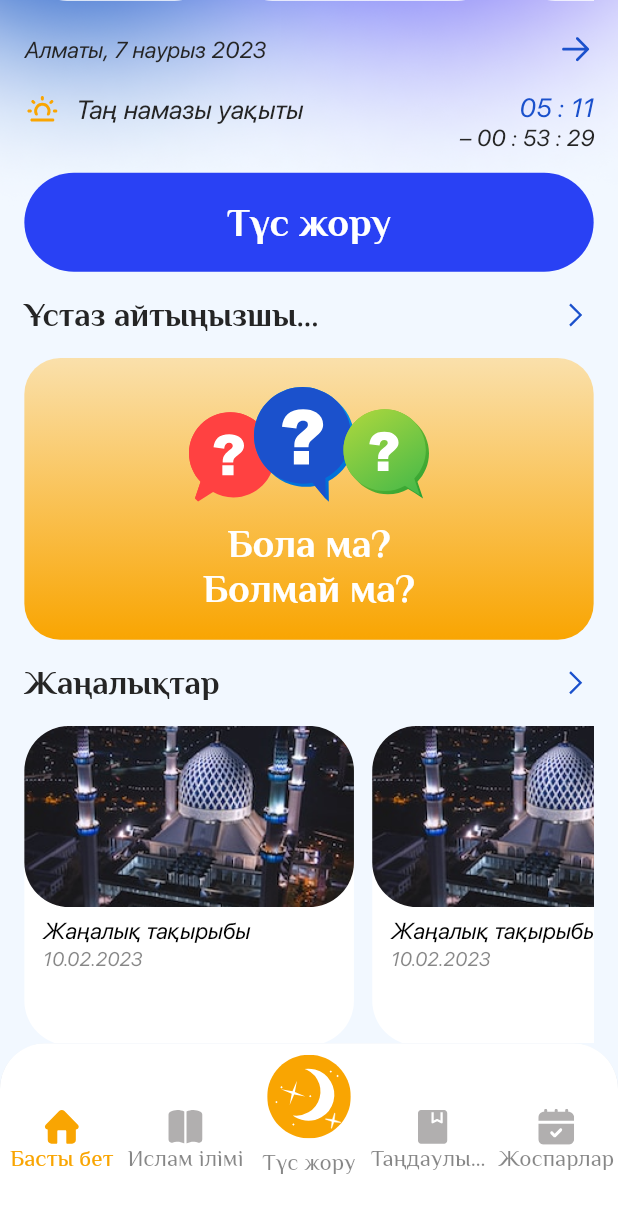
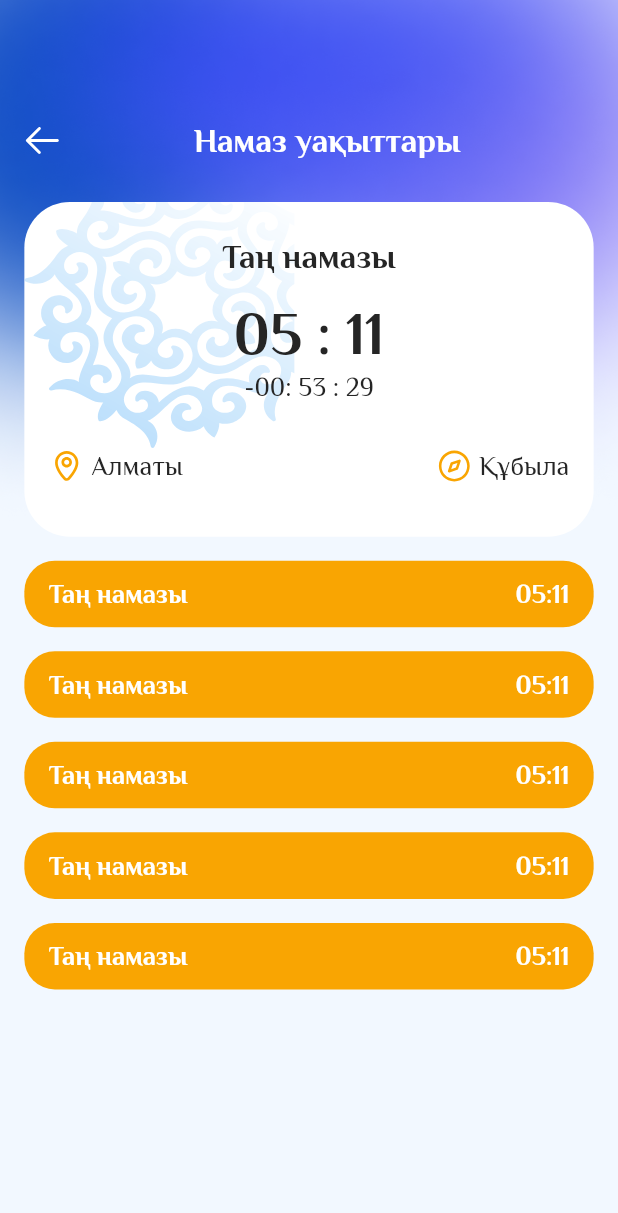
Before and after one commit to sanjuniperodee/nurlan-ustaz-mobile, a Flutter app: the screen it shows after launch, scrolled down 210 dp, after a tap on "Алматы, 7 наурыз 2023", on a phone screen of 412 x 824 dp. Shown: the top 1213 px of the screen. Run offline on Flutter 3.47's test engine with Material 2 defaults, Android fonts, the light colour scheme and no system bars; our stand-ins replace auto_route, bloc, carousel_slider, dartz, dio, dots_indicator and 12 more; generated files the repository leaves out were written again; project files that could hold a hidden picture were left out.

Commit message:
namaz,news,news detail, shop

```diff
--- a/lib/core/common/assets.dart
+++ b/lib/core/common/assets.dart
@@ -14,6 +14,8 @@ class Assets {
   static const String oyuSvg = '$svgPath/kazakh_oyu.svg';
 
   static const String shareSvg = '$svgPath/share.svg';
+  static const String locationSvg = '$svgPath/location.svg';
+  static const String compassSvg = '$svgPath/compass.svg';
   static const String commentSvg = '$svgPath/comment.svg';
   static const String heartSvg = '$svgPath/heart.svg';
   static const String mapSvg = '$svgPath/map.svg';
--- a/lib/features/home/presentation/ui/main_page.dart
+++ b/lib/features/home/presentation/ui/main_page.dart
@@ -140,7 +140,11 @@ class _MainPageState extends State<MainPage> {
                         crossAxisAlignment: CrossAxisAlignment.start,
                         children: [
                           InkWell(
-                            onTap: () {},
+                            onTap: () {
+                              context.router.push(
+                                const NamazPageRoute(),
+                              );
+                            },
                             child: Align(
                               alignment: Alignment.centerLeft,
                               child: Row(
@@ -279,6 +283,12 @@ class _MainPageState extends State<MainPage> {
                               itemBuilder: (context, index) {
                                 return Padding(
                                   padding: EdgeInsets.only(right: 12.r),
+                                  child: GestureDetector(
+                                    onTap: () {
+                                      context.router.push(
+                                        const NewsPageRoute(),
+                                      );
+                                    },
                                     child: Container(
                                       height: 66.h,
                                       width: 200.w,
@@ -314,11 +324,13 @@ class _MainPageState extends State<MainPage> {
                                                             CustomTextStyles
                                                                 .s14w400)
                                                         .copyWith(
-                                                          fontFamily: FontTypes
-                                                              .SF_Pro.name,
+                                                            fontFamily:
+                                                                FontTypes.SF_Pro
+                                                                    .name,
                                                             fontWeight:
                                                                 FontWeight.w500,
-                                                          color: Colors.black)),
+                                                            color:
+                                                                Colors.black)),
                                                 SizedBox(height: 2.h),
                                                 Text(
                                                   '10.02.2023',
@@ -330,13 +342,15 @@ class _MainPageState extends State<MainPage> {
                                                               .SF_Pro.name,
                                                           fontSize: 12.sp)
                                                       .apply(
-                                                        color: AppColors.grey1),
+                                                          color:
+                                                              AppColors.grey1),
                                                 ),
                                                 SizedBox(height: 4.h),
                                               ],
                                             ),
                                           ),
                                         ],
+                                      ),
                                     ),
                                   ),
                                 );
--- /dev/null
+++ b/lib/features/home/presentation/ui/namaz_page.dart
@@ -0,0 +1,91 @@
+import 'package:flutter/material.dart';
+import 'package:flutter_screenutil/flutter_screenutil.dart';
+import 'package:flutter_svg/flutter_svg.dart';
+import 'package:nurlan_ustaz_flutter/core/common/app_styles.dart';
+import 'package:nurlan_ustaz_flutter/core/common/assets.dart';
+import 'package:nurlan_ustaz_flutter/core/common/colors.dart';
+
+import 'package:nurlan_ustaz_flutter/features/app/presentation/widgets/custom_app_bar.dart';
+import 'package:nurlan_ustaz_flutter/features/app/presentation/widgets/global_appbar_widget.dart';
+import 'package:nurlan_ustaz_flutter/features/home/presentation/widgets/NamazContainerWidget.dart';
+
+class NamazPage extends StatefulWidget {
+  const NamazPage({Key? key}) : super(key: key);
+
+  @override
+  State<NamazPage> createState() => _NamazPageState();
+}
+
+class _NamazPageState extends State<NamazPage> {
+  @override
+  Widget build(BuildContext context) {
+    return Scaffold(
+      backgroundColor: const Color(0xFFF2F8FF),
+      body: SingleChildScrollView(
+        physics: const BouncingScrollPhysics(),
+        child: SizedBox(
+          height: 1.1.sh,
+          child: Stack(
+            children: [
+              Image.asset(
+                Assets.gradient,
+                fit: BoxFit.cover,
+              ),
+              Positioned(
+                top: 80.h,
+                left: 16.r,
+                right: 16.r,
+                child: Column(
+                  children: [
+                    const CustomAppBar(
+                      title: 'Намаз уақыттары',
+                    ),
+                    SizedBox(
+                      height: 28.h,
+                    ),
+                    const NamazContainerWidget(),
+                    ListView.builder(
+                      itemCount: 5,
+                      shrinkWrap: true,
+                      physics: const NeverScrollableScrollPhysics(),
+                      itemBuilder: (context, index) {
+                        return Padding(
+                            padding: const EdgeInsets.only(top: 16.0),
+                            child: Container(
+                              padding: const EdgeInsets.symmetric(
+                                      horizontal: 16, vertical: 12)
+                                  .r,
+                              decoration: BoxDecoration(
+                                  color: AppColors.orange,
+                                  borderRadius: BorderRadius.circular(20).r),
+                              child: Row(
+                                mainAxisAlignment:
+                                    MainAxisAlignment.spaceBetween,
+                                children: [
+                                  Text(
+                                    'Таң намазы',
+                                    style:
+                                        getTextStyle(CustomTextStyles.s16w700)
+                                            .apply(color: AppColors.white),
+                                  ),
+                                  Text(
+                                    '05:11',
+                                    style:
+                                        getTextStyle(CustomTextStyles.s16w700)
+                                            .apply(color: AppColors.white),
+                                  ),
+                                ],
+                              ),
+                            ));
+                      },
+                    )
+                  ],
+                ),
+              ),
+            ],
+          ),
+        ),
+      ),
+    );
+  }
+}
--- /dev/null
+++ b/lib/features/home/presentation/widgets/NamazContainerWidget.dart
@@ -0,0 +1,100 @@
+import 'package:flutter/material.dart';
+import 'package:flutter_screenutil/flutter_screenutil.dart';
+import 'package:flutter_svg/flutter_svg.dart';
+import 'package:nurlan_ustaz_flutter/core/common/app_styles.dart';
+import 'package:nurlan_ustaz_flutter/core/common/assets.dart';
+import 'package:nurlan_ustaz_flutter/core/common/colors.dart';
+
+class NamazContainerWidget extends StatelessWidget {
+  const NamazContainerWidget({
+    Key? key,
+  }) : super(key: key);
+
+  @override
+  Widget build(BuildContext context) {
+    return Container(
+      height: 220.h,
+      width: 1.sw,
+      decoration: BoxDecoration(
+          color: AppColors.white, borderRadius: BorderRadius.circular(30).r),
+      child: Stack(
+        children: [
+          Positioned(
+            top: -30.r,
+            child: SvgPicture.asset(
+              Assets.oyuSvg,
+              color: Colors.blue,
+            ),
+          ),
+          Positioned.fill(
+              child: Column(
+            crossAxisAlignment: CrossAxisAlignment.center,
+            children: [
+              SizedBox(
+                height: 24.h,
+              ),
+              Text(
+                'Таң намазы',
+                style: getTextStyle(CustomTextStyles.s20w700)
+                    .apply(color: AppColors.black),
+              ),
+              SizedBox(
+                height: 16.h,
+              ),
+              Text(
+                '05 : 11',
+                style: getTextStyle(CustomTextStyles.s36w700)
+                    .apply(color: AppColors.black),
+              ),
+              SizedBox(
+                height: 4.h,
+              ),
+              Text(
+                '-00: 53 : 29',
+                style: getTextStyle(CustomTextStyles.s16w400)
+                    .apply(color: AppColors.black),
+              ),
+              SizedBox(
+                height: 30.h,
+              ),
+              Padding(
+                padding: const EdgeInsets.symmetric(horizontal: 16).r,
+                child: Row(
+                  mainAxisAlignment: MainAxisAlignment.spaceBetween,
+                  children: [
+                    Row(
+                      children: [
+                        SvgPicture.asset(Assets.locationSvg),
+                        SizedBox(
+                          width: 4.w,
+                        ),
+                        Text(
+                          'Алматы',
+                          style: getTextStyle(CustomTextStyles.s16w400)
+                              .apply(color: AppColors.black),
+                        )
+                      ],
+                    ),
+                    Row(
+                      children: [
+                        SvgPicture.asset(Assets.compassSvg),
+                        SizedBox(
+                          width: 4.w,
+                        ),
+                        Text(
+                          'Құбыла',
+                          style: getTextStyle(CustomTextStyles.s16w400)
+                              .apply(color: AppColors.black),
+                        )
+                      ],
+                    ),
+                  ],
+                ),
+              )
+            ],
+          ))
+        ],
+      ),
+    );
+  }
+}
--- a/lib/main.dart
+++ b/lib/main.dart
@@ -4,5 +4,5 @@ import 'package:nurlan_ustaz_flutter/features/app/presentation/ui/nurlan_ustaz_a
 
 Future<void> main() => MainRunner.run<AsyncAppDependencies>(
       asyncDependencies: AsyncAppDependencies.obtain,
-      appBuilder: (dependencies) =>  NurlanUstazApp(),
+      appBuilder: (dependencies) => NurlanUstazApp(),
     );
--- a/pubspec.yaml
+++ b/pubspec.yaml
@@ -96,6 +96,7 @@ flutter:
     - assets/images/
     - assets/icons/
     - assets/lottie/
+    - assets/translations/
     - assets/fonts/
   fonts:
     - family: SF_Pro
```
Also changed, not shown: lib/core/router/app_router.dart (+13 -0 lines), lib/features/home/presentation/ui/news_detail_page.dart (added, +158 -0 lines), lib/features/home/presentation/ui/news_page.dart (added, +139 -0 lines), lib/features/home/presentation/ui/shop_page.dart (+54 -6 lines), assets/icons/compass.svg (added), assets/icons/location.svg (added), 1 other file. Lines whose indentation alone changed are shown as unchanged.
